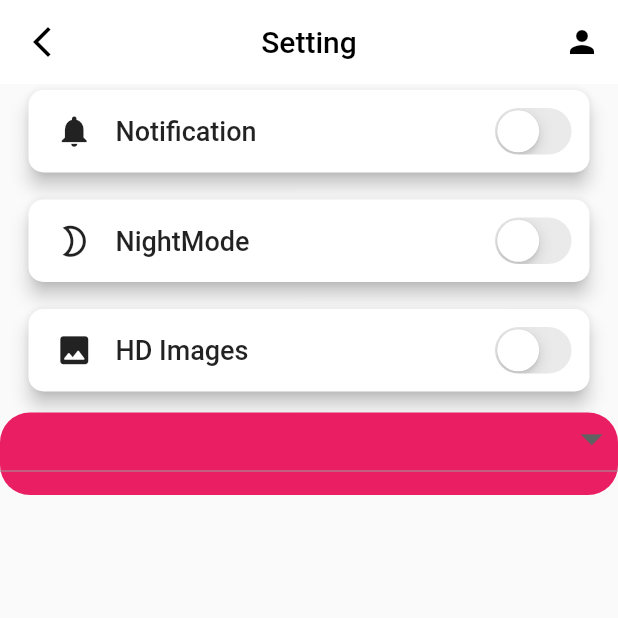
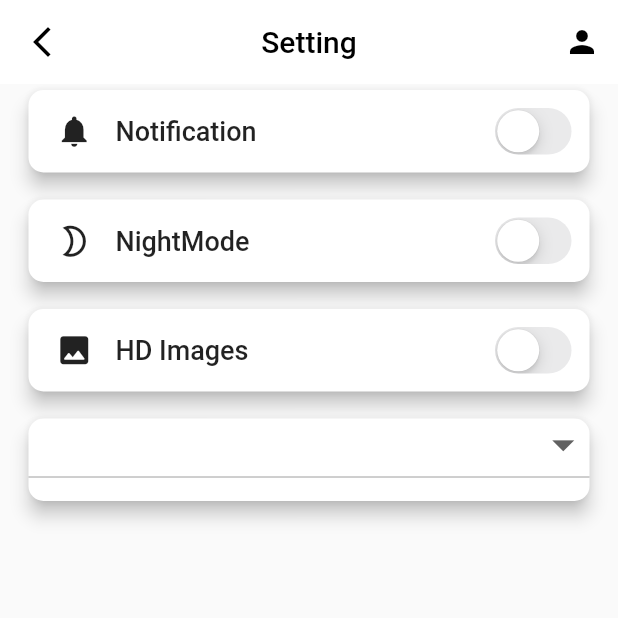
Before and after one commit to ncypher-smit/in_shortnnewj, a Flutter app: the SettingScreen screen opened directly, on a phone screen of 412 x 824 dp, the top half of it. Run offline on Flutter 3.47's test engine with Material 2 defaults, Android fonts, the light colour scheme and no system bars; our stand-ins replace carousel_slider, flutter_swiper, get, shared_preferences, smooth_page_indicator, video_player; accounts and stored records are empty; network calls fail.

Commit message:
Update setting_Screen.dart

```diff
--- a/lib/ui/setting_screen/view/setting_Screen.dart
+++ b/lib/ui/setting_screen/view/setting_Screen.dart
@@ -105,7 +105,10 @@ class _SettingScreenState extends State<SettingScreen> {
                   settingController.hdImageBtn = value;
                 },
               ),
-              languageField(),
+              Padding(
+                padding: const EdgeInsets.symmetric(horizontal: 15),
+                child: languageField(),
+              )
             ],
           );
         },
@@ -165,13 +168,16 @@ class _SettingScreenState extends State<SettingScreen> {
   }
 
   languageField() {
-    return Container(
-      decoration: BoxDecoration(
-          borderRadius: BorderRadius.circular(20), color: Colors.pink),
+    return Card(
+      elevation: 5,
+      shape: RoundedRectangleBorder(
+        borderRadius: BorderRadius.circular(10),
+      ),
+      child: Container(
+        decoration: BoxDecoration(borderRadius: BorderRadius.circular(20)),
         child: DropdownButton(
           isExpanded: true,
-
-        ///focusColor: Colors.white,
+          focusColor: Colors.white,
           underline: const Divider(color: Colors.grey),
           value: settingController.chosenValue,
           style: const TextStyle(color: Colors.white),
@@ -214,6 +220,7 @@ class _SettingScreenState extends State<SettingScreen> {
             });
           },
         ),
+      ),
     );
   }
 }
```
Lines whose indentation alone changed are shown as unchanged.
